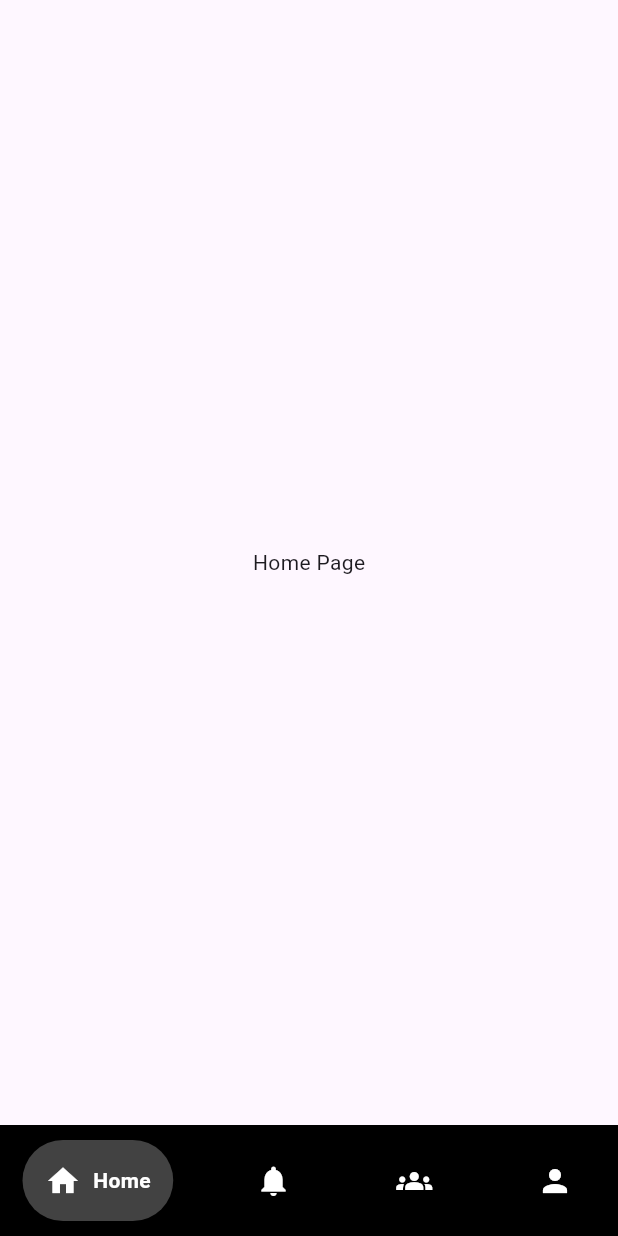
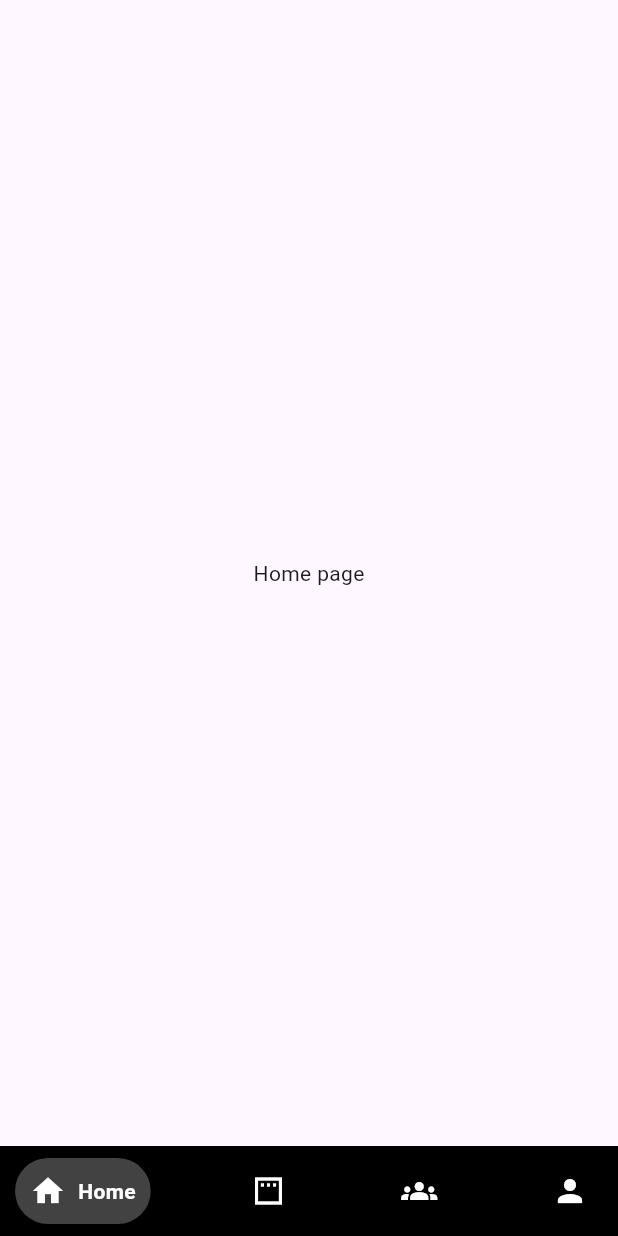
Before and after one commit to Destrabe/Login-En-Flutter, a Flutter app: the Homepage screen opened directly, on a phone screen of 412 x 824 dp. Run offline on Flutter 3.47's test engine with Material 3 defaults, Android fonts, the phone set to English and light mode, and no system bars; drawn by our look-alikes of google_nav_bar.

Commit message:
paginas y transicion agregada

```diff
--- a/lib/Homepage.dart
+++ b/lib/Homepage.dart
@@ -1,45 +1,72 @@
 import 'package:flutter/material.dart';
 import 'package:google_nav_bar/google_nav_bar.dart';
+import 'package:app/pages/home.dart';
+import 'package:app/pages/planes.dart';
+import 'package:app/pages/grupos.dart';
+import 'package:app/pages/perfil.dart';
 
 class Homepage extends StatefulWidget {
   const Homepage({super.key});
 
   @override
-  State<Homepage> createState() => _HomePageState();
+  State<Homepage> createState() => _HomepageState();
 }
 
-class _HomePageState extends State<Homepage> {
+class _HomepageState extends State<Homepage> with TickerProviderStateMixin {
+  late final TabController _tabController;
   int _selectedIndex = 0;
 
   // Lista de pantallas para cada pestaña
   final List<Widget> _pages = [
-    Center(child: Text('Home Page')),
-    Center(child: Text('Notificaciones')),
-    Center(child: Text('Grupos')),
-    Center(child: Text('Perfil')),
+    homeTab(),
+    planesTab(),
+    gruposTab(),
+    perfilTab(),
   ];
+
+  @override
+  void initState() {
+    super.initState();
+    _tabController = TabController(length: _pages.length, vsync: this);
+    _tabController.addListener(() {
+      setState(() {
+        _selectedIndex = _tabController.index;
+      });
+    });
+  }
+
+  @override
+  void dispose() {
+    _tabController.dispose();
+    super.dispose();
+  }
 
   @override
   Widget build(BuildContext context) {
     return Scaffold(
       body: SafeArea(
-        child: _pages[_selectedIndex], // Contenido según la pestaña seleccionada
+        // Contenido según la pestaña seleccionada con transición
+        child: TabBarView(
+          controller: _tabController,
+          children: _pages,
+        ),
       ),
       bottomNavigationBar: Container(
         color: Colors.black,
         child: Padding(
-          padding: const EdgeInsets.symmetric(horizontal: 15.0, vertical: 10), //Tamaño del contenedor de los tabs
+          padding: const EdgeInsets.symmetric(horizontal: 10.0, vertical: 8), // Tamaño del contenedor de los tabs
           child: GNav(
-            backgroundColor: Colors.black,
-            color: Colors.white,
-            activeColor: Colors.white,
-            tabBackgroundColor: Colors.grey.shade800,
+            backgroundColor: Colors.black, // Rectángulo donde están los botones
+            color: Colors.white, // Color de los botones antes de ser presionados
+            activeColor: Colors.white, // Color de los botones después de ser presionados
+            tabBackgroundColor: Colors.grey.shade800, // Color del área del botón seleccionado
             gap: 8,
-            padding: const EdgeInsets.all(15), //Tamaño del relleno alrededor de los tabs
+            padding: const EdgeInsets.all(10), // Tamaño del relleno alrededor de los tabs
             selectedIndex: _selectedIndex,
             onTabChange: (index) {
               setState(() {
                 _selectedIndex = index;
+                _tabController.index = index; // Actualizar el TabController
               });
             },
             tabs: const [
@@ -48,8 +75,8 @@ class _HomePageState extends State<Homepage> {
                 text: 'Home',
               ),
               GButton(
-                icon: Icons.notifications,
-                text: 'Notificaciones',
+                icon: Icons.padding,
+                text: 'Planes',
               ),
               GButton(
                 icon: Icons.groups,
--- /dev/null
+++ b/lib/pages/home.dart
@@ -0,0 +1,10 @@
+import 'package:flutter/material.dart';
+
+class homeTab extends StatelessWidget {
+  @override
+  Widget build(BuildContext context) {
+    return Center(
+      child: Text('Home page'),
+    );
+  }
+}
```
Also changed, not shown: lib/Homepage_sintrancision.dart (added, +75 -0 lines), lib/pages/grupos.dart (added, +10 -0 lines), lib/pages/perfil.dart (added, +10 -0 lines), lib/pages/planes.dart (added, +10 -0 lines).
